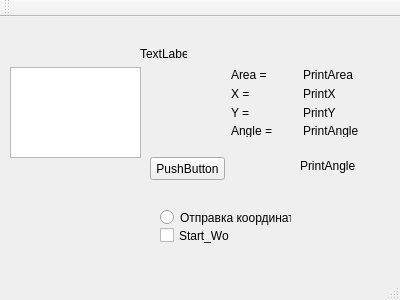
This is mainwindow.ui in Freitag-fri/RobotVision as Qt 5 draws it before an edit. The edited form follows.
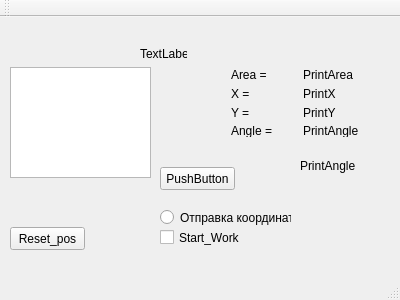
This is the edited form.

What changed in the file:
```diff
--- a/mainwindow.ui
+++ b/mainwindow.ui
@@ -17,8 +17,8 @@
    <widget class="QPushButton" name="pushButton">
     <property name="geometry">
      <rect>
-      <x>150</x>
-      <y>140</y>
+      <x>160</x>
+      <y>150</y>
       <width>75</width>
       <height>23</height>
      </rect>
@@ -139,8 +139,8 @@
      <rect>
       <x>10</x>
       <y>50</y>
-      <width>131</width>
-      <height>91</height>
+      <width>141</width>
+      <height>111</height>
      </rect>
     </property>
    </widget>
@@ -149,14 +149,27 @@
      <rect>
       <x>160</x>
       <y>210</y>
-      <width>70</width>
-      <height>17</height>
+      <width>81</width>
+      <height>21</height>
      </rect>
     </property>
     <property name="text">
      <string>Start_Work</string>
     </property>
    </widget>
+   <widget class="QPushButton" name="Reset_pos">
+    <property name="geometry">
+     <rect>
+      <x>10</x>
+      <y>210</y>
+      <width>75</width>
+      <height>23</height>
+     </rect>
+    </property>
+    <property name="text">
+     <string>Reset_pos</string>
+    </property>
+   </widget>
   </widget>
   <widget class="QMenuBar" name="menuBar">
    <property name="geometry">
```
